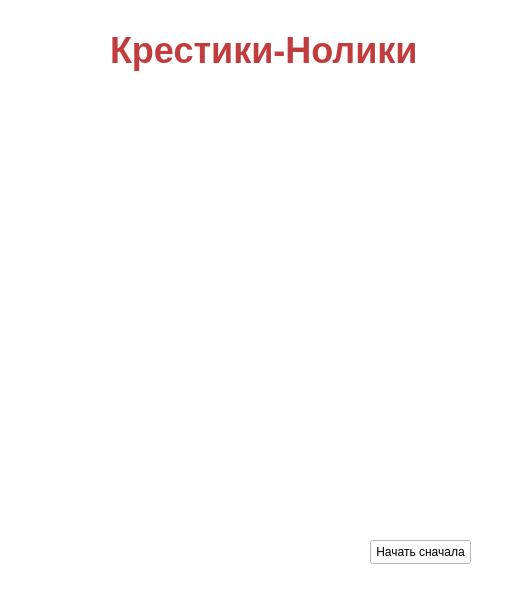
dddaska/xo, file xo.ui: the form before one commit.
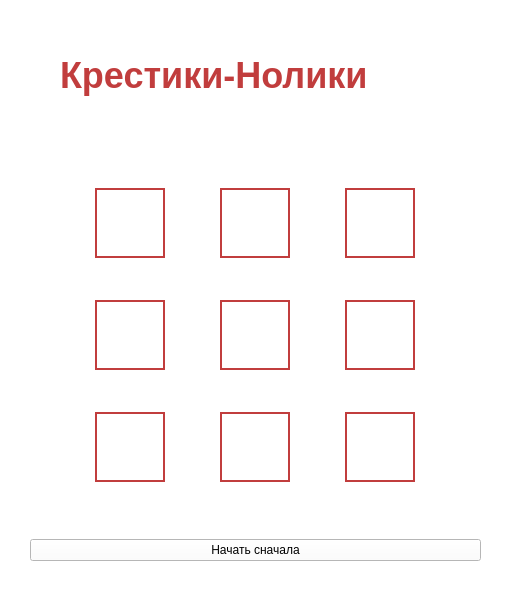
The form after the commit.

Patch:
```diff
--- a/xo.ui
+++ b/xo.ui
@@ -17,15 +17,38 @@
    <string notr="true">background-color: rgb(255, 255, 255);</string>
   </property>
   <widget class="QWidget" name="centralwidget">
+   <widget class="QWidget" name="">
+    <property name="geometry">
+     <rect>
+      <x>30</x>
+      <y>10</y>
+      <width>451</width>
+      <height>551</height>
+     </rect>
+    </property>
+    <layout class="QVBoxLayout" name="verticalLayout">
+     <item>
+      <widget class="QLabel" name="label">
+       <property name="maximumSize">
+        <size>
+         <width>16777215</width>
+         <height>130</height>
+        </size>
+       </property>
+       <property name="styleSheet">
+        <string notr="true">color: #C13D3D;
+font-family: &quot;Comic Sans MS&quot;, &quot;Caveat&quot;, &quot;Segoe Print&quot;, cursive;
+font-size:36px;
+font-weight: bold;
+padding:20px;</string>
+       </property>
+       <property name="text">
+        <string>Крестики-Нолики</string>
+       </property>
+      </widget>
+     </item>
+     <item>
    <widget class="QWidget" name="widget" native="true">
-    <property name="geometry">
-     <rect>
-      <x>60</x>
-      <y>110</y>
-      <width>411</width>
-      <height>411</height>
-     </rect>
-    </property>
     <property name="styleSheet">
      <string notr="true">QWidget{
 	background-color: transparent;
@@ -33,7 +56,8 @@
 
 QPushButton {
 	background-color: transparent ;
-	border: none;
+	border: 2px solid #C13D3D;
+    border-radius: 0;
 	color: #C13D3D;
 	font-family: &quot;Comic Sans MS&quot;, &quot;Segoe Print&quot;, cursive;
 	font-size: 36px;
@@ -54,10 +78,10 @@
     <widget class="QWidget" name="gridLayoutWidget">
      <property name="geometry">
       <rect>
-       <x>0</x>
+          <x>10</x>
        <y>0</y>
-       <width>451</width>
-       <height>421</height>
+          <width>431</width>
+          <height>381</height>
       </rect>
      </property>
      <layout class="QGridLayout" name="gridLayout">
@@ -238,39 +262,19 @@
      </layout>
     </widget>
    </widget>
-   <widget class="QLabel" name="label">
-    <property name="geometry">
-     <rect>
-      <x>80</x>
-      <y>10</y>
-      <width>381</width>
-      <height>81</height>
-     </rect>
-    </property>
-    <property name="styleSheet">
-     <string notr="true">color: #C13D3D;
-font-family: &quot;Comic Sans MS&quot;, &quot;Caveat&quot;, &quot;Segoe Print&quot;, cursive;
-font-size:36px;
-font-weight: bold;
-padding:20px;</string>
-    </property>
-    <property name="text">
-     <string>Крестики-Нолики</string>
-    </property>
-   </widget>
+     </item>
+     <item>
    <widget class="QPushButton" name="resetBtn">
-    <property name="geometry">
-     <rect>
-      <x>370</x>
-      <y>540</y>
-      <width>101</width>
-      <height>24</height>
-     </rect>
-    </property>
     <property name="text">
      <string>Начать сначала</string>
     </property>
    </widget>
+     </item>
+    </layout>
+   </widget>
+   <zorder>resetBtn</zorder>
+   <zorder>label</zorder>
+   <zorder>widget</zorder>
   </widget>
  </widget>
  <resources/>
```
Lines whose indentation alone changed are shown as unchanged.
